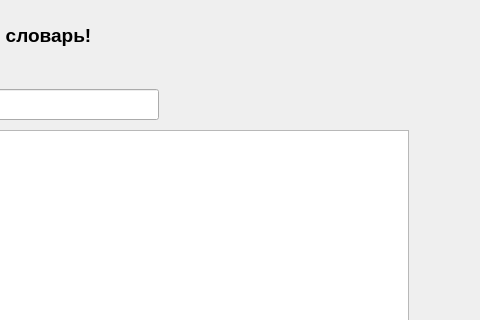
Before: the Qt Designer form ui/work_table.ui in Ieriho/Dictionary_pyqt5, drawn with Qt 5; both pictures show x 292 to 772 and y 0 to 320 of the 772 by 614 pixel window.
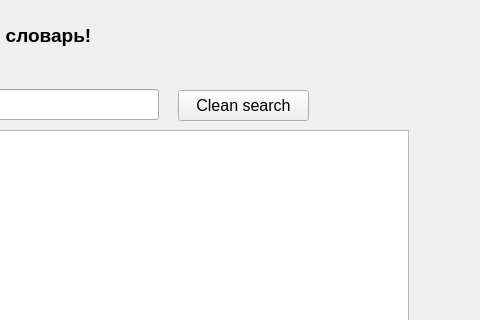
After: the same form once the commit is applied.

Diff of the .ui file:
```diff
--- a/ui/work_table.ui
+++ b/ui/work_table.ui
@@ -124,6 +124,19 @@
     <string>Улучшайте свой словарь!</string>
    </property>
   </widget>
+  <widget class="QPushButton" name="btnSearch_2">
+   <property name="geometry">
+    <rect>
+     <x>470</x>
+     <y>90</y>
+     <width>131</width>
+     <height>31</height>
+    </rect>
+   </property>
+   <property name="text">
+    <string>Clean search</string>
+   </property>
+  </widget>
  </widget>
  <resources/>
  <connections/>
```
